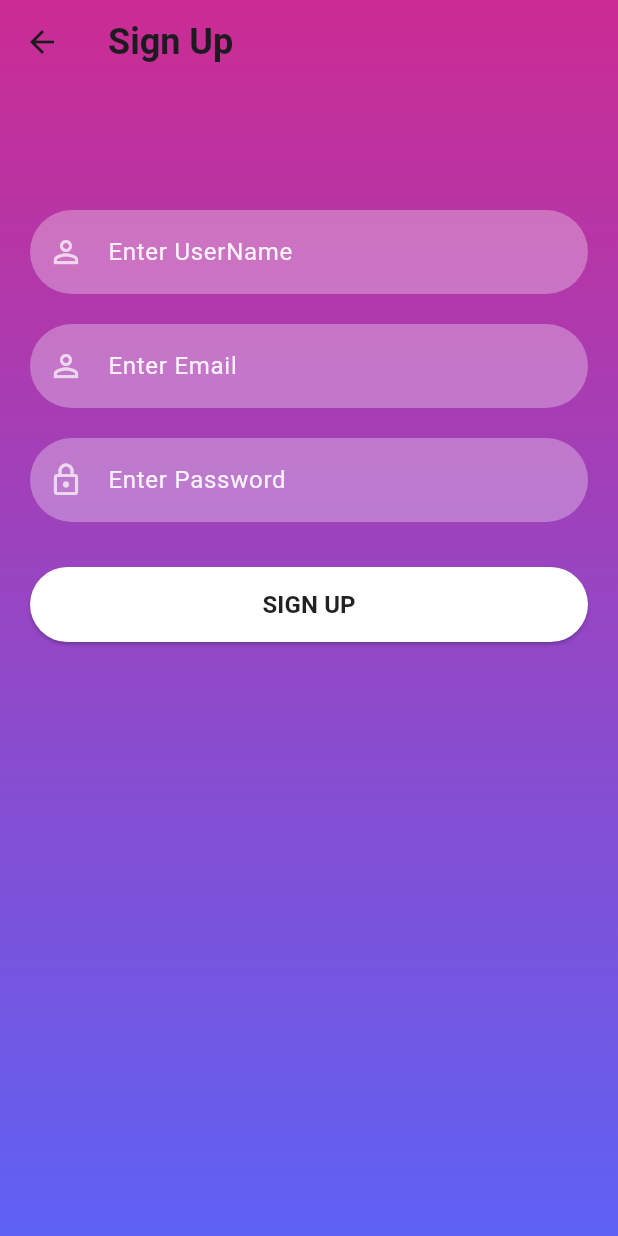
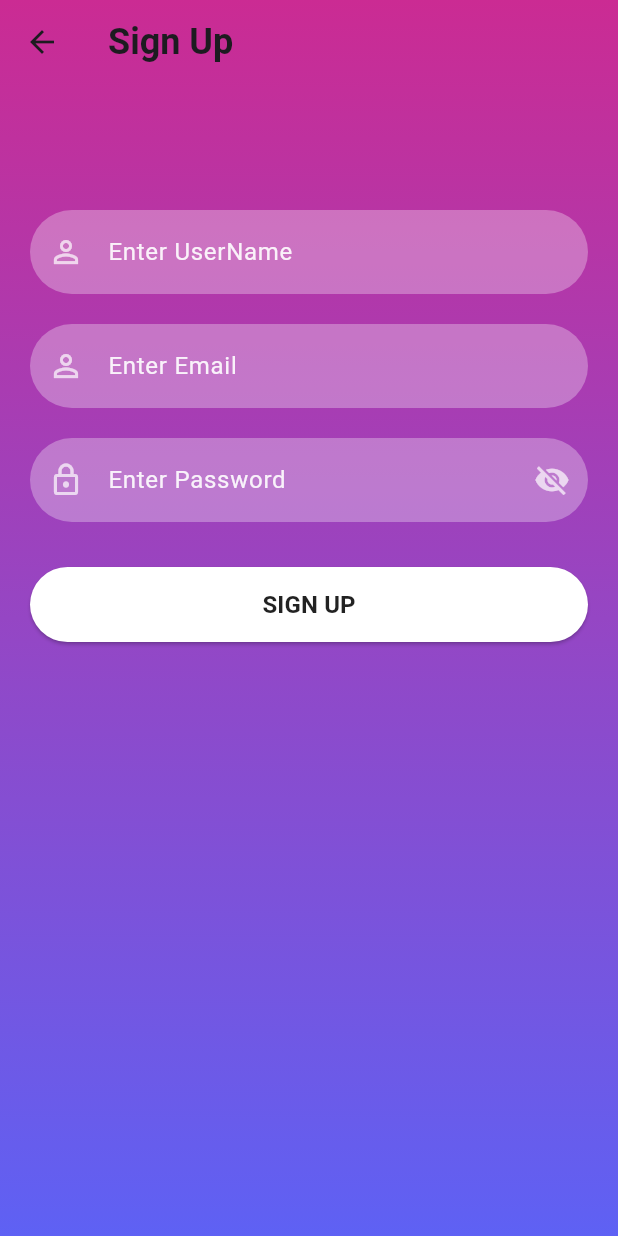
Before and after one commit to BlauerTon/flutter_project, a Flutter app: the screen it shows after launch, after a tap on "Sign Up", on a phone screen of 412 x 824 dp. Run offline on Flutter 3.47's test engine with Material 3 defaults, Android fonts, the phone set to English and light mode, and no system bars; our stand-ins replace delightful_toast, firebase_auth, firebase_core, local_auth; accounts and stored records are empty; network calls fail.

Commit message:
Added password visibility option.

```diff
--- a/lib/signin_screen.dart
+++ b/lib/signin_screen.dart
@@ -20,6 +20,7 @@ class SignInScreen extends StatefulWidget {
 class _SignInScreenState extends State<SignInScreen> {
   TextEditingController _passwordTextController = TextEditingController();
   TextEditingController _emailTextController = TextEditingController();
+  bool _isPasswordVisible = false;
 
   Future<void> signInUser(BuildContext context) async {
     try {
@@ -126,6 +127,48 @@ class _SignInScreenState extends State<SignInScreen> {
     }
   }
 
+  Widget reusableTextField(String hintText, IconData icon, bool isPasswordType,
+      TextEditingController controller) {
+    return TextField(
+      controller: controller,
+      obscureText: isPasswordType ? !_isPasswordVisible : false,
+      enableSuggestions: !isPasswordType,
+      autocorrect: !isPasswordType,
+      cursorColor: Colors.white,
+      style: TextStyle(color: Colors.white.withOpacity(0.9)),
+      decoration: InputDecoration(
+        prefixIcon: Icon(
+          icon,
+          color: Colors.white70,
+        ),
+        suffixIcon: isPasswordType
+            ? IconButton(
+          icon: Icon(
+            _isPasswordVisible ? Icons.visibility : Icons.visibility_off,
+            color: Colors.white70,
+          ),
+          onPressed: () {
+            setState(() {
+              _isPasswordVisible = !_isPasswordVisible;
+            });
+          },
+        )
+            : null,
+        labelText: hintText,
+        labelStyle: TextStyle(color: Colors.white.withOpacity(0.9)),
+        filled: true,
+        floatingLabelBehavior: FloatingLabelBehavior.never,
+        fillColor: Colors.white.withOpacity(0.3),
+        border: OutlineInputBorder(
+            borderRadius: BorderRadius.circular(30.0),
+            borderSide: const BorderSide(width: 0, style: BorderStyle.none)),
+      ),
+      keyboardType: isPasswordType
+          ? TextInputType.visiblePassword
+          : TextInputType.emailAddress,
+    );
+  }
+
   @override
   Widget build(BuildContext context) {
     return Scaffold(
--- a/lib/signup_screen.dart
+++ b/lib/signup_screen.dart
@@ -20,6 +20,7 @@ class _SignUpScreenState extends State<SignUpScreen> {
   TextEditingController _passwordTextController = TextEditingController();
   TextEditingController _emailTextController = TextEditingController();
   TextEditingController _userNameTextController = TextEditingController();
+  bool _isPasswordVisible = false;
 
   String? _validatePassword(String password) {
     final passwordRegex = RegExp(
@@ -30,6 +31,48 @@ class _SignUpScreenState extends State<SignUpScreen> {
       return "Password must be at least 8 characters long, include a letter, a symbol, and a digit";
     }
     return null;
+  }
+
+  Widget reusableTextField(String hintText, IconData icon, bool isPasswordType,
+      TextEditingController controller) {
+    return TextField(
+      controller: controller,
+      obscureText: isPasswordType ? !_isPasswordVisible : false,
+      enableSuggestions: !isPasswordType,
+      autocorrect: !isPasswordType,
+      cursorColor: Colors.white,
+      style: TextStyle(color: Colors.white.withOpacity(0.9)),
+      decoration: InputDecoration(
+        prefixIcon: Icon(
+          icon,
+          color: Colors.white70,
+        ),
+        suffixIcon: isPasswordType
+            ? IconButton(
+          icon: Icon(
+            _isPasswordVisible ? Icons.visibility : Icons.visibility_off,
+            color: Colors.white70,
+          ),
+          onPressed: () {
+            setState(() {
+              _isPasswordVisible = !_isPasswordVisible;
+            });
+          },
+        )
+            : null,
+        labelText: hintText,
+        labelStyle: TextStyle(color: Colors.white.withOpacity(0.9)),
+        filled: true,
+        floatingLabelBehavior: FloatingLabelBehavior.never,
+        fillColor: Colors.white.withOpacity(0.3),
+        border: OutlineInputBorder(
+            borderRadius: BorderRadius.circular(30.0),
+            borderSide: const BorderSide(width: 0, style: BorderStyle.none)),
+      ),
+      keyboardType: isPasswordType
+          ? TextInputType.visiblePassword
+          : TextInputType.emailAddress,
+    );
   }
 
   @override
@@ -66,17 +109,17 @@ class _SignUpScreenState extends State<SignUpScreen> {
                 const SizedBox(height: 20),
                 reusableTextField(
                   "Enter UserName",
-                  Icons.person_outline,false,_userNameTextController,
+                  Icons.person_outline, false, _userNameTextController,
                 ),
                 const SizedBox(height: 20),
                 reusableTextField(
                   "Enter Email",
-                  Icons.person_outline,false,_emailTextController,
+                  Icons.person_outline, false, _emailTextController,
                 ),
                 const SizedBox(height: 20),
                 reusableTextField(
                   "Enter Password",
-                  Icons.lock_outlined,true,_passwordTextController,
+                  Icons.lock_outlined, true, _passwordTextController,
                 ),
                 const SizedBox(height: 20),
                 signInSignUpButton(
@@ -105,7 +148,6 @@ class _SignUpScreenState extends State<SignUpScreen> {
                           );
                         },
                         position: DelightSnackbarPosition.top,
-                      //  autoDismiss: true,
                         autoDismiss: false,
                         snackbarDuration: Durations.extralong4,
                       ).show(context);
@@ -150,7 +192,51 @@ class _SignUpScreenState extends State<SignUpScreen> {
                         print("Error creating user or retrieving user object");
                       }
                     } on FirebaseAuthException catch (error) {
-                      print("Error creating account: ${error.message}");
+                      if (error.code == 'email-already-in-use') {
+                        DelightToastBar(
+                          builder: (context) {
+                            return ToastCard(
+                              leading: Icon(
+                                Icons.error,
+                                size: 32,
+                                color: Colors.red,
+                              ),
+                              title: Text(
+                                "An account with this email already exists",
+                                style: TextStyle(
+                                  fontWeight: FontWeight.w700,
+                                  fontSize: 14,
+                                ),
+                              ),
+                            );
+                          },
+                          position: DelightSnackbarPosition.top,
+                          autoDismiss: true,
+                          snackbarDuration: Durations.extralong4,
+                        ).show(context);
+                      } else {
+                        print("Error creating account: ${error.message}");
+                        DelightToastBar(
+                          builder: (context) {
+                            return const ToastCard(
+                              leading: Icon(
+                                Icons.notifications,
+                                size: 32,
+                              ),
+                              title: Text(
+                                "Error in creating account",
+                                style: TextStyle(
+                                  fontWeight: FontWeight.w700,
+                                  fontSize: 14,
+                                ),
+                              ),
+                            );
+                          },
+                          position: DelightSnackbarPosition.top,
+                          autoDismiss: true,
+                          snackbarDuration: Durations.extralong4,
+                        ).show(context);
+                      }
                     } catch (error) {
                       print("Error: ${error.toString()}");
                       DelightToastBar(
--- a/pubspec.yaml
+++ b/pubspec.yaml
@@ -69,6 +69,7 @@ flutter:
 # To add assets to your application, add an assets section, like this:
 assets:
   - images/home1.jpg
+  - lib/icons/
 
 
 
```
